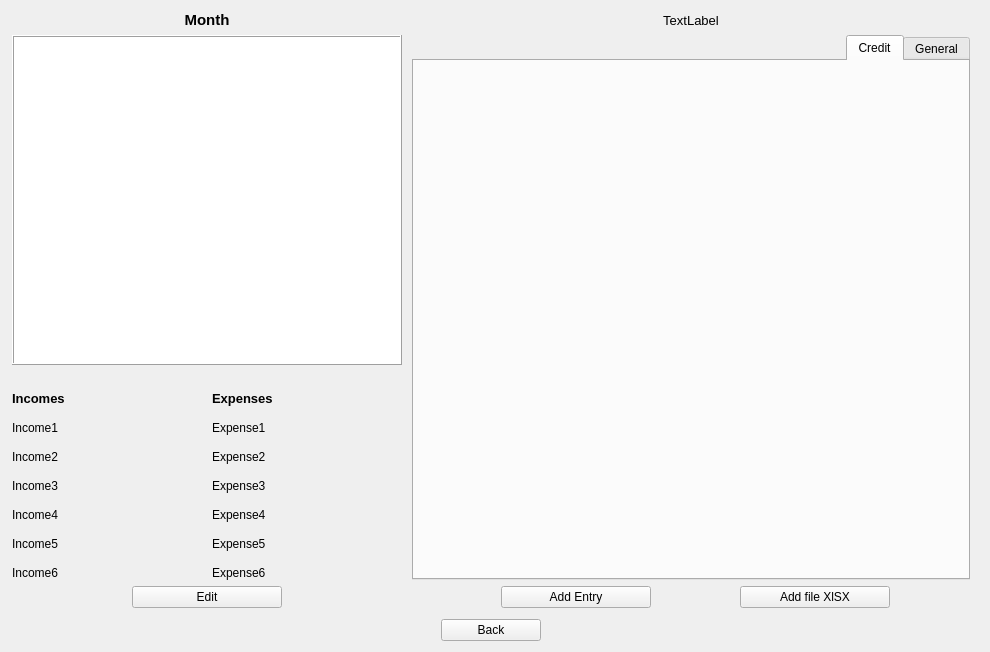
Old version of the form ui/dashboardwidget.ui in the repository NFBaeza/Budget-Monitor.
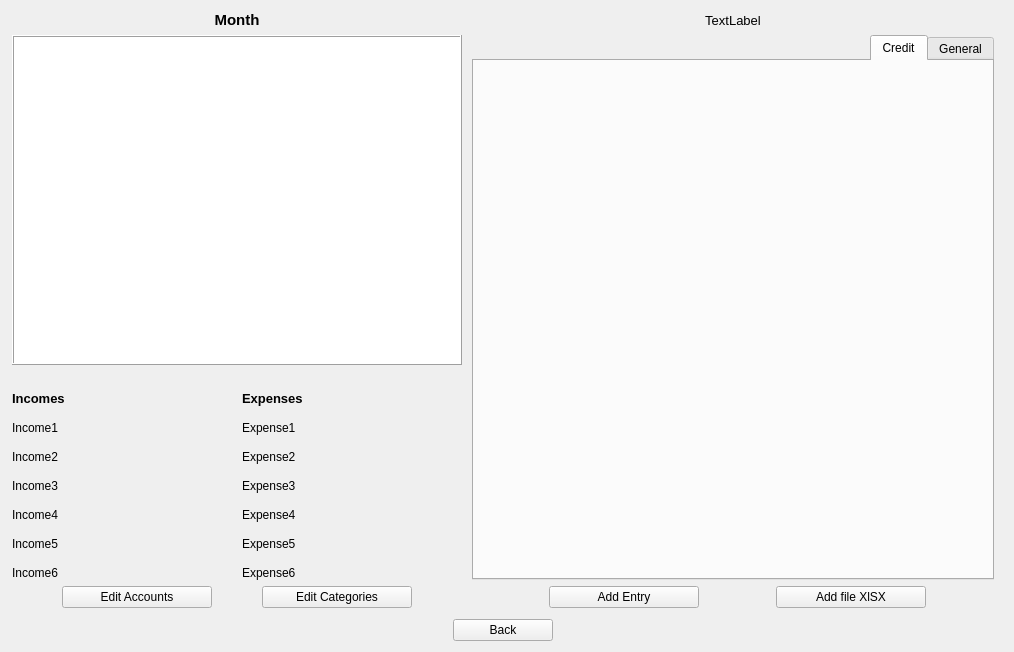
New version of the form. Custom widgets are drawn as their Qt base class.

Commit message: chore: add edit accounts button

```diff
--- a/ui/dashboardwidget.ui
+++ b/ui/dashboardwidget.ui
@@ -27,7 +27,7 @@
   <property name="windowTitle">
    <string>Month View</string>
   </property>
-  <layout class="QGridLayout" name="gridLayout" columnstretch="1,1,3,0">
+  <layout class="QGridLayout" name="gridLayout" rowstretch="0,0,0,0,0" columnstretch="1,1,3,0">
    <property name="leftMargin">
     <number>12</number>
    </property>
@@ -392,35 +392,6 @@
      </item>
     </layout>
    </item>
-   <item row="3" column="0" colspan="2">
-    <layout class="QHBoxLayout" name="horizontalLayout_3">
-     <property name="leftMargin">
-      <number>120</number>
-     </property>
-     <property name="rightMargin">
-      <number>120</number>
-     </property>
-     <item>
-      <widget class="QPushButton" name="EditCategoryButton">
-       <property name="sizePolicy">
-        <sizepolicy hsizetype="Preferred" vsizetype="Minimum">
-         <horstretch>0</horstretch>
-         <verstretch>0</verstretch>
-        </sizepolicy>
-       </property>
-       <property name="minimumSize">
-        <size>
-         <width>150</width>
-         <height>0</height>
-        </size>
-       </property>
-       <property name="text">
-        <string>Edit</string>
-       </property>
-      </widget>
-     </item>
-    </layout>
-   </item>
    <item row="3" column="2" colspan="2">
     <layout class="QHBoxLayout" name="horizontalLayout_2">
      <property name="spacing">
@@ -755,6 +726,57 @@
      </widget>
     </widget>
    </item>
+   <item row="3" column="0" colspan="2">
+    <layout class="QHBoxLayout" name="horizontalLayout_3">
+     <property name="spacing">
+      <number>50</number>
+     </property>
+     <property name="leftMargin">
+      <number>50</number>
+     </property>
+     <property name="rightMargin">
+      <number>50</number>
+     </property>
+     <item>
+      <widget class="QPushButton" name="EditAccountButton">
+       <property name="sizePolicy">
+        <sizepolicy hsizetype="Minimum" vsizetype="Minimum">
+         <horstretch>0</horstretch>
+         <verstretch>0</verstretch>
+        </sizepolicy>
+       </property>
+       <property name="minimumSize">
+        <size>
+         <width>150</width>
+         <height>0</height>
+        </size>
+       </property>
+       <property name="text">
+        <string>Edit Accounts</string>
+       </property>
+      </widget>
+     </item>
+     <item>
+      <widget class="QPushButton" name="EditCategoryButton">
+       <property name="sizePolicy">
+        <sizepolicy hsizetype="Preferred" vsizetype="Minimum">
+         <horstretch>0</horstretch>
+         <verstretch>0</verstretch>
+        </sizepolicy>
+       </property>
+       <property name="minimumSize">
+        <size>
+         <width>150</width>
+         <height>0</height>
+        </size>
+       </property>
+       <property name="text">
+        <string>Edit Categories</string>
+       </property>
+      </widget>
+     </item>
+    </layout>
+   </item>
   </layout>
  </widget>
  <customwidgets>
```
The commit also changes 3 other files.
